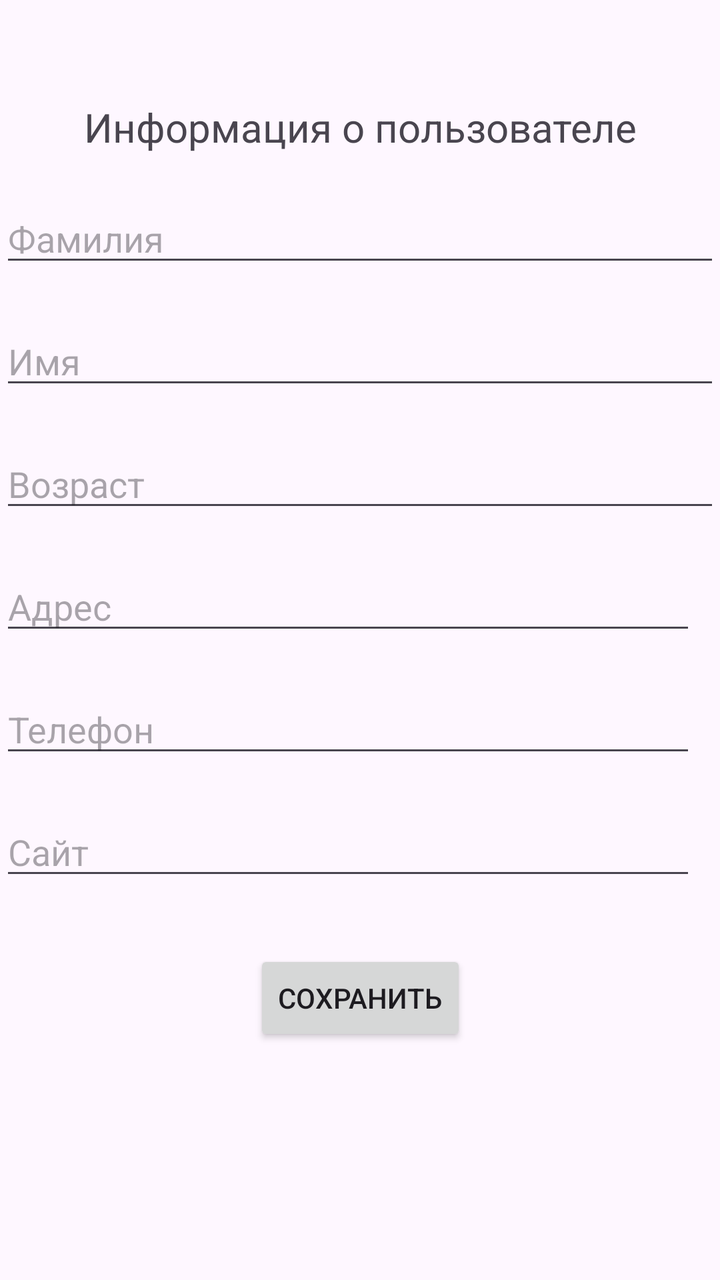
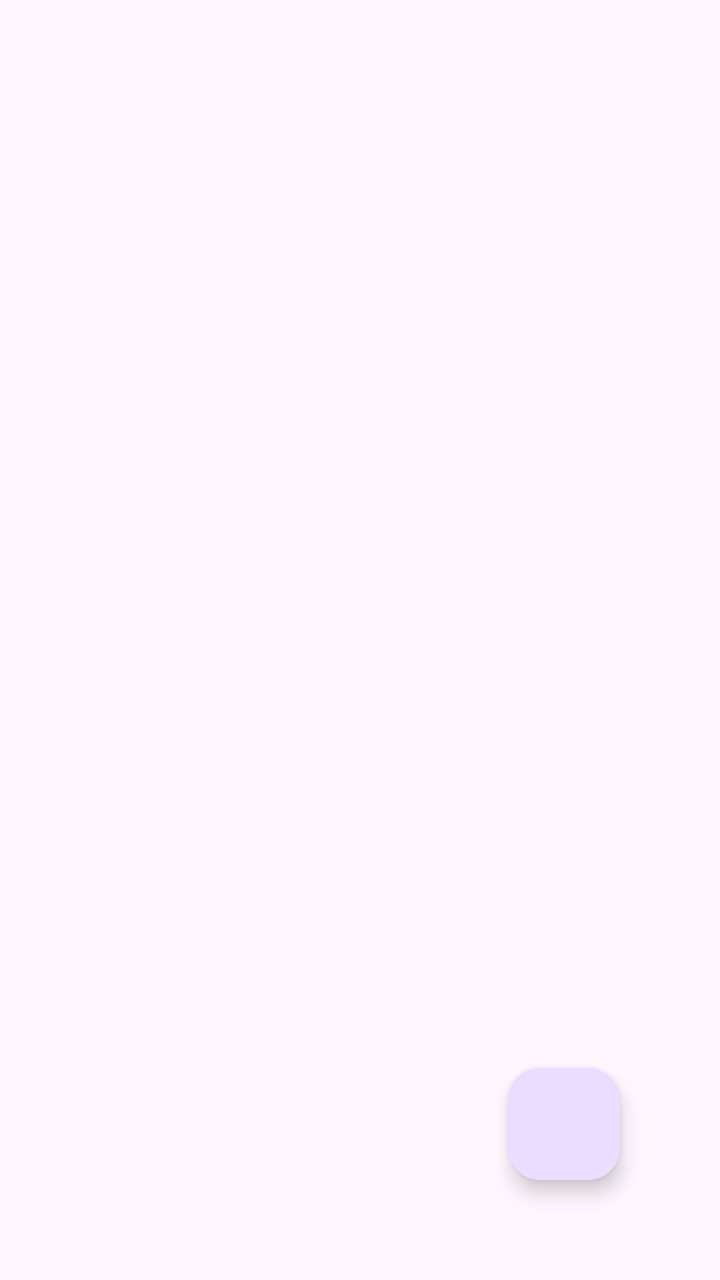

Before-and-after screenshots of an Android layout around one commit, followed by the original layout XML and the change that was made.
<!-- AndroidManifest.xml: application theme Theme.Perehodprilojeniy -->
<!-- res/layout/activity_main.xml -->
<?xml version="1.0" encoding="utf-8"?>
<androidx.constraintlayout.widget.ConstraintLayout xmlns:android="http://schemas.android.com/apk/res/android"
    xmlns:app="http://schemas.android.com/apk/res-auto"
    xmlns:tools="http://schemas.android.com/tools"
    android:id="@+id/main"
    android:layout_width="match_parent"
    android:layout_height="match_parent"
    tools:context=".MainActivity">

    <TextView
        android:id="@+id/infoUserTwo"
        android:layout_width="wrap_content"
        android:layout_height="wrap_content"
        android:layout_marginTop="50dp"
        android:text="@string/infoOfUser"
        android:textSize="20sp"
        app:layout_constraintEnd_toEndOf="parent"
        app:layout_constraintStart_toStartOf="parent"
        app:layout_constraintTop_toTopOf="parent" />

    <EditText
        android:id="@+id/familiaTwo"
        android:layout_width="0dp"
        android:layout_height="wrap_content"
        android:layout_marginTop="20dp"
        android:hint="@string/greyTextFamiliya"
        android:inputType="textPersonName"
        app:layout_constraintEnd_toEndOf="parent"
        app:layout_constraintStart_toStartOf="parent"
        app:layout_constraintTop_toBottomOf="@id/infoUserTwo" />

    <EditText
        android:id="@+id/nameTwo"
        android:layout_width="0dp"
        android:layout_height="wrap_content"
        android:layout_marginTop="20dp"
        android:hint="@string/greyTextName"
        android:inputType="textPersonName"
        app:layout_constraintEnd_toEndOf="parent"
        app:layout_constraintStart_toStartOf="parent"
        app:layout_constraintTop_toBottomOf="@id/familiaTwo" />

    <EditText
        android:id="@+id/ageTwo"
        android:layout_width="0dp"
        android:layout_height="wrap_content"
        android:layout_marginTop="20dp"
        android:hint="@string/greyTextAge"
        android:inputType="number"
        app:layout_constraintEnd_toEndOf="parent"
        app:layout_constraintStart_toStartOf="parent"
        app:layout_constraintTop_toBottomOf="@id/nameTwo" />

    <EditText
        android:id="@+id/addressTwo"
        android:layout_width="0dp"
        android:layout_height="wrap_content"
        android:layout_marginTop="20dp"
        android:layout_marginEnd="12dp"
        android:hint="@string/greyTextAdress"
        android:inputType="text"
        app:layout_constraintEnd_toStartOf="@id/btnAddress"
        app:layout_constraintStart_toStartOf="parent"
        app:layout_constraintTop_toBottomOf="@id/ageTwo" />

    <ImageButton
        android:id="@+id/btnAddress"
        android:layout_width="48dp"
        android:layout_height="48dp"
        android:src="@android:drawable/ic_dialog_map"
        app:layout_constraintBottom_toBottomOf="@id/addressTwo"
        app:layout_constraintEnd_toEndOf="parent"
        app:layout_constraintTop_toTopOf="@id/addressTwo"
        android:visibility="gone"
        />

    <EditText
        android:id="@+id/phoneTwo"
        android:layout_width="0dp"
        android:layout_height="wrap_content"
        android:layout_marginTop="20dp"
        android:layout_marginEnd="12dp"
        android:hint="@string/greyTextPhone"
        android:inputType="phone"
        app:layout_constraintEnd_toStartOf="@id/btnPhone"
        app:layout_constraintStart_toStartOf="parent"
        app:layout_constraintTop_toBottomOf="@id/addressTwo"

        />

    <ImageButton
        android:id="@+id/btnPhone"
        android:layout_width="48dp"
        android:layout_height="48dp"
        android:src="@android:drawable/ic_menu_call"
        app:layout_constraintBottom_toBottomOf="@id/phoneTwo"
        app:layout_constraintTop_toTopOf="@id/phoneTwo"
        android:visibility="gone"
        app:layout_constraintEnd_toEndOf="parent"
        />

    <EditText
        android:id="@+id/siteTwo"
        android:layout_width="0dp"
        android:layout_height="wrap_content"
        android:layout_marginTop="20dp"
        android:layout_marginEnd="12dp"
        android:hint="@string/greyTextSite"
        android:inputType="text"
        app:layout_constraintEnd_toStartOf="@id/btnSite"
        app:layout_constraintStart_toStartOf="parent"
        app:layout_constraintTop_toBottomOf="@id/phoneTwo" />

    <ImageButton
        android:id="@+id/btnSite"
        android:layout_width="48dp"
        android:layout_height="48dp"
        android:src="@android:drawable/ic_menu_compass"
        app:layout_constraintBottom_toBottomOf="@id/siteTwo"
        app:layout_constraintEnd_toEndOf="parent"
        app:layout_constraintTop_toTopOf="@id/siteTwo"
        android:visibility="gone"
        />

    <Button
        android:id="@+id/btnSave"
        android:layout_width="wrap_content"
        android:layout_height="wrap_content"
        android:layout_marginTop="30dp"
        android:text="@string/buttonSave"
        app:layout_constraintEnd_toEndOf="parent"
        app:layout_constraintStart_toStartOf="parent"
        app:layout_constraintTop_toBottomOf="@id/siteTwo" />

</androidx.constraintlayout.widget.ConstraintLayout>
<!-- resources referenced by this layout -->
<resources>
  <string name="buttonSave">Сохранить</string>
  <string name="greyTextAdress">Адрес</string>
  <string name="greyTextAge">Возраст</string>
  <string name="greyTextFamiliya">Фамилия</string>
  <string name="greyTextName">Имя</string>
  <string name="greyTextPhone">Телефон</string>
  <string name="greyTextSite">Сайт</string>
  <string name="infoOfUser">Информация о пользователе</string>
  <style name="Theme.Perehodprilojeniy" parent="Base.Theme.Perehodprilojeniy" />
  <style name="Base.Theme.Perehodprilojeniy" parent="Theme.Material3.DayNight.NoActionBar">
          
          
      </style>
</resources>

<!-- the commit's change to res/layout/activity_main.xml (unified diff, before → after) -->
@@ -7,129 +7,26 @@
     android:layout_height="match_parent"
     tools:context=".MainActivity">
 
-    <TextView
-        android:id="@+id/infoUserTwo"
+    <ListView
+        android:id="@+id/listView"
+        android:layout_width="match_parent"
+        android:layout_height="wrap_content"
+        android:layout_margin="20dp"
+        app:layout_constraintEnd_toEndOf="parent"
+        app:layout_constraintStart_toStartOf="parent"
+        app:layout_constraintTop_toTopOf="parent"
+        />
+
+    <com.google.android.material.floatingactionbutton.FloatingActionButton
         android:layout_width="wrap_content"
         android:layout_height="wrap_content"
-        android:layout_marginTop="50dp"
-        android:text="@string/infoOfUser"
-        android:textSize="20sp"
+        android:id="@+id/floatBtn"
+        app:layout_constraintBottom_toBottomOf="parent"
         app:layout_constraintEnd_toEndOf="parent"
-        app:layout_constraintStart_toStartOf="parent"
-        app:layout_constraintTop_toTopOf="parent" />
-
-    <EditText
-        android:id="@+id/familiaTwo"
-        android:layout_width="0dp"
-        android:layout_height="wrap_content"
-        android:layout_marginTop="20dp"
-        android:hint="@string/greyTextFamiliya"
-        android:inputType="textPersonName"
-        app:layout_constraintEnd_toEndOf="parent"
-        app:layout_constraintStart_toStartOf="parent"
-        app:layout_constraintTop_toBottomOf="@id/infoUserTwo" />
-
-    <EditText
-        android:id="@+id/nameTwo"
-        android:layout_width="0dp"
-        android:layout_height="wrap_content"
-        android:layout_marginTop="20dp"
-        android:hint="@string/greyTextName"
-        android:inputType="textPersonName"
-        app:layout_constraintEnd_toEndOf="parent"
-        app:layout_constraintStart_toStartOf="parent"
-        app:layout_constraintTop_toBottomOf="@id/familiaTwo" />
-
-    <EditText
-        android:id="@+id/ageTwo"
-        android:layout_width="0dp"
-        android:layout_height="wrap_content"
-        android:layout_marginTop="20dp"
-        android:hint="@string/greyTextAge"
-        android:inputType="number"
-        app:layout_constraintEnd_toEndOf="parent"
-        app:layout_constraintStart_toStartOf="parent"
-        app:layout_constraintTop_toBottomOf="@id/nameTwo" />
-
-    <EditText
-        android:id="@+id/addressTwo"
-        android:layout_width="0dp"
-        android:layout_height="wrap_content"
-        android:layout_marginTop="20dp"
-        android:layout_marginEnd="12dp"
-        android:hint="@string/greyTextAdress"
-        android:inputType="text"
-        app:layout_constraintEnd_toStartOf="@id/btnAddress"
-        app:layout_constraintStart_toStartOf="parent"
-        app:layout_constraintTop_toBottomOf="@id/ageTwo" />
-
-    <ImageButton
-        android:id="@+id/btnAddress"
-        android:layout_width="48dp"
-        android:layout_height="48dp"
-        android:src="@android:drawable/ic_dialog_map"
-        app:layout_constraintBottom_toBottomOf="@id/addressTwo"
-        app:layout_constraintEnd_toEndOf="parent"
-        app:layout_constraintTop_toTopOf="@id/addressTwo"
-        android:visibility="gone"
-        />
-
-    <EditText
-        android:id="@+id/phoneTwo"
-        android:layout_width="0dp"
-        android:layout_height="wrap_content"
-        android:layout_marginTop="20dp"
-        android:layout_marginEnd="12dp"
-        android:hint="@string/greyTextPhone"
-        android:inputType="phone"
-        app:layout_constraintEnd_toStartOf="@id/btnPhone"
-        app:layout_constraintStart_toStartOf="parent"
-        app:layout_constraintTop_toBottomOf="@id/addressTwo"
+        android:layout_margin="50dp"
+        android:contentDescription="TODO"
+        app:pressedTranslationZ="5dp"
+        android:elevation="10dp"
 
         />
-
-    <ImageButton
-        android:id="@+id/btnPhone"
-        android:layout_width="48dp"
-        android:layout_height="48dp"
-        android:src="@android:drawable/ic_menu_call"
-        app:layout_constraintBottom_toBottomOf="@id/phoneTwo"
-        app:layout_constraintTop_toTopOf="@id/phoneTwo"
-        android:visibility="gone"
-        app:layout_constraintEnd_toEndOf="parent"
-        />
-
-    <EditText
-        android:id="@+id/siteTwo"
-        android:layout_width="0dp"
-        android:layout_height="wrap_content"
-        android:layout_marginTop="20dp"
-        android:layout_marginEnd="12dp"
-        android:hint="@string/greyTextSite"
-        android:inputType="text"
-        app:layout_constraintEnd_toStartOf="@id/btnSite"
-        app:layout_constraintStart_toStartOf="parent"
-        app:layout_constraintTop_toBottomOf="@id/phoneTwo" />
-
-    <ImageButton
-        android:id="@+id/btnSite"
-        android:layout_width="48dp"
-        android:layout_height="48dp"
-        android:src="@android:drawable/ic_menu_compass"
-        app:layout_constraintBottom_toBottomOf="@id/siteTwo"
-        app:layout_constraintEnd_toEndOf="parent"
-        app:layout_constraintTop_toTopOf="@id/siteTwo"
-        android:visibility="gone"
-        />
-
-    <Button
-        android:id="@+id/btnSave"
-        android:layout_width="wrap_content"
-        android:layout_height="wrap_content"
-        android:layout_marginTop="30dp"
-        android:text="@string/buttonSave"
-        app:layout_constraintEnd_toEndOf="parent"
-        app:layout_constraintStart_toStartOf="parent"
-        app:layout_constraintTop_toBottomOf="@id/siteTwo" />
-
 </androidx.constraintlayout.widget.ConstraintLayout>
<!-- resource entries referenced after the edit -->
@@ -1,13 +1,5 @@
 <!-- resources referenced by this layout -->
 <resources>
-  <string name="buttonSave">Сохранить</string>
-  <string name="greyTextAdress">Адрес</string>
-  <string name="greyTextAge">Возраст</string>
-  <string name="greyTextFamiliya">Фамилия</string>
-  <string name="greyTextName">Имя</string>
-  <string name="greyTextPhone">Телефон</string>
-  <string name="greyTextSite">Сайт</string>
-  <string name="infoOfUser">Информация о пользователе</string>
   <style name="Theme.Perehodprilojeniy" parent="Base.Theme.Perehodprilojeniy" />
   <style name="Base.Theme.Perehodprilojeniy" parent="Theme.Material3.DayNight.NoActionBar">
           
